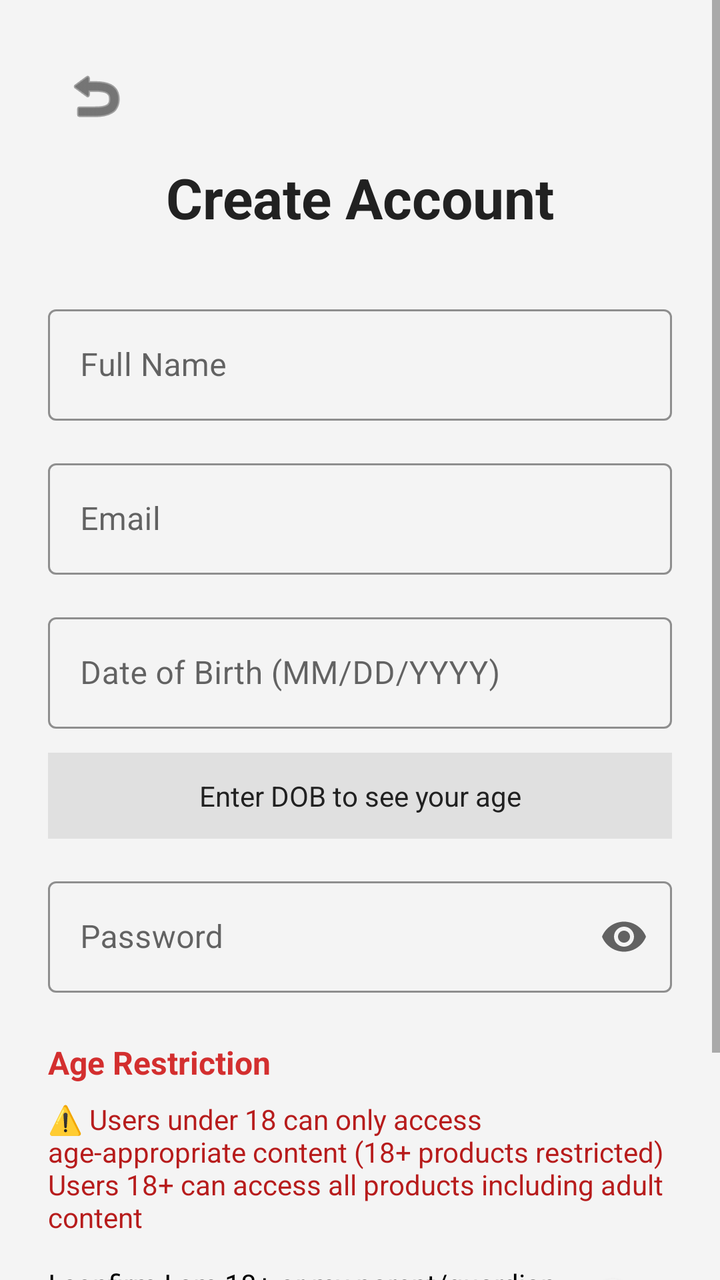
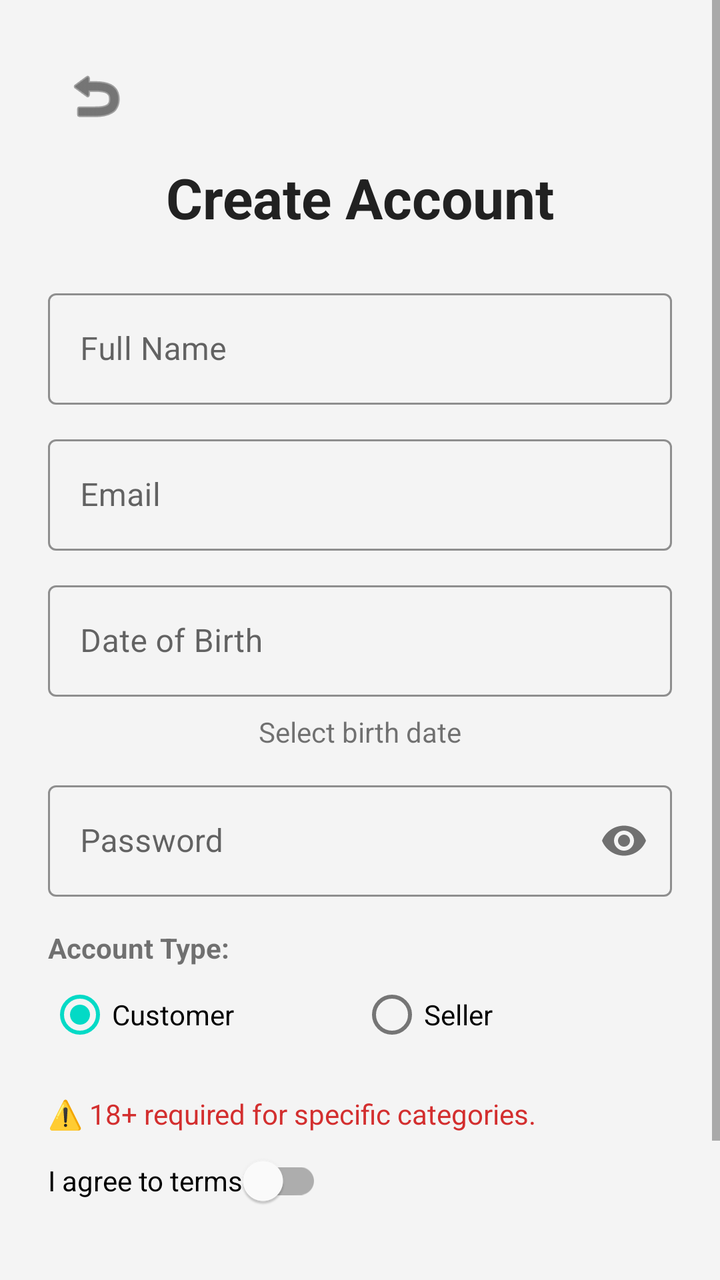

Two renders of the same Android screen: before a commit and after it. Below are the layout's source before the change and the commit's diff.
<!-- AndroidManifest.xml: application theme Theme.MaterialComponents.DayNight.NoActionBar -->
<!-- res/layout/signup.xml -->
<?xml version="1.0" encoding="utf-8"?>
<ScrollView xmlns:android="http://schemas.android.com/apk/res/android"
    xmlns:app="http://schemas.android.com/apk/res-auto"
    android:layout_width="match_parent"
    android:layout_height="match_parent"
    android:fillViewport="true"
    android:background="#F4F4F4">

    <androidx.constraintlayout.widget.ConstraintLayout
        android:layout_width="match_parent"
        android:layout_height="wrap_content"
        android:padding="24dp">

        <ImageButton
            android:id="@+id/btnBack"
            android:layout_width="48dp"
            android:layout_height="48dp"
            android:background="?attr/selectableItemBackgroundBorderless"
            android:contentDescription="Back"
            android:src="@android:drawable/ic_menu_revert"
            app:tint="#212121"
            app:layout_constraintStart_toStartOf="parent"
            app:layout_constraintTop_toTopOf="parent" />

        <TextView
            android:id="@+id/tvTitle"
            android:layout_width="wrap_content"
            android:layout_height="wrap_content"
            android:layout_marginTop="8dp"
            android:text="Create Account"
            android:textColor="#212121"
            android:textSize="28sp"
            android:textStyle="bold"
            app:layout_constraintEnd_toEndOf="parent"
            app:layout_constraintStart_toStartOf="parent"
            app:layout_constraintTop_toBottomOf="@id/btnBack" />

        <com.google.android.material.textfield.TextInputLayout
            android:id="@+id/tilName"
            style="@style/Widget.MaterialComponents.TextInputLayout.OutlinedBox"
            android:layout_width="0dp"
            android:layout_height="wrap_content"
            android:layout_marginTop="32dp"
            app:boxStrokeColor="#FF6900"
            app:hintTextColor="#FF6900"
            app:layout_constraintEnd_toEndOf="parent"
            app:layout_constraintStart_toStartOf="parent"
            app:layout_constraintTop_toBottomOf="@id/tvTitle">

            <com.google.android.material.textfield.TextInputEditText
                android:id="@+id/etName"
                android:layout_width="match_parent"
                android:layout_height="wrap_content"
                android:hint="Full Name"
                android:inputType="textPersonName" />
        </com.google.android.material.textfield.TextInputLayout>

        <com.google.android.material.textfield.TextInputLayout
            android:id="@+id/tilEmail"
            style="@style/Widget.MaterialComponents.TextInputLayout.OutlinedBox"
            android:layout_width="0dp"
            android:layout_height="wrap_content"
            android:layout_marginTop="16dp"
            app:boxStrokeColor="#FF6900"
            app:hintTextColor="#FF6900"
            app:layout_constraintEnd_toEndOf="parent"
            app:layout_constraintStart_toStartOf="parent"
            app:layout_constraintTop_toBottomOf="@id/tilName">

            <com.google.android.material.textfield.TextInputEditText
                android:id="@+id/etEmail"
                android:layout_width="match_parent"
                android:layout_height="wrap_content"
                android:hint="Email"
                android:inputType="textEmailAddress" />
        </com.google.android.material.textfield.TextInputLayout>

        <com.google.android.material.textfield.TextInputLayout
            android:id="@+id/tilDOB"
            style="@style/Widget.MaterialComponents.TextInputLayout.OutlinedBox"
            android:layout_width="0dp"
            android:layout_height="wrap_content"
            android:layout_marginTop="16dp"
            app:boxStrokeColor="#FF6900"
            app:endIconMode="clear_text"
            app:hintTextColor="#FF6900"
            app:layout_constraintEnd_toEndOf="parent"
            app:layout_constraintStart_toStartOf="parent"
            app:layout_constraintTop_toBottomOf="@id/tilEmail">

            <com.google.android.material.textfield.TextInputEditText
                android:id="@+id/etDOB"
                android:layout_width="match_parent"
                android:layout_height="wrap_content"
                android:hint="Date of Birth (MM/DD/YYYY)"
                android:inputType="date"
                android:maxLength="10" />
        </com.google.android.material.textfield.TextInputLayout>

        <TextView
            android:id="@+id/tvAge"
            android:layout_width="0dp"
            android:layout_height="wrap_content"
            android:layout_marginTop="12dp"
            android:background="#E0E0E0"
            android:gravity="center"
            android:padding="12dp"
            android:text="Enter DOB to see your age"
            android:textColor="#212121"
            app:layout_constraintEnd_toEndOf="parent"
            app:layout_constraintStart_toStartOf="parent"
            app:layout_constraintTop_toBottomOf="@id/tilDOB" />

        <com.google.android.material.textfield.TextInputLayout
            android:id="@+id/tilPassword"
            style="@style/Widget.MaterialComponents.TextInputLayout.OutlinedBox"
            android:layout_width="0dp"
            android:layout_height="wrap_content"
            android:layout_marginTop="16dp"
            app:boxStrokeColor="#FF6900"
            app:endIconMode="password_toggle"
            app:hintTextColor="#FF6900"
            app:layout_constraintEnd_toEndOf="parent"
            app:layout_constraintStart_toStartOf="parent"
            app:layout_constraintTop_toBottomOf="@id/tvAge">

            <com.google.android.material.textfield.TextInputEditText
                android:id="@+id/etPassword"
                android:layout_width="match_parent"
                android:layout_height="wrap_content"
                android:hint="Password"
                android:inputType="textPassword" />
        </com.google.android.material.textfield.TextInputLayout>

        
        <TextView
            android:id="@+id/tvAgeRestrictionTitle"
            android:layout_width="0dp"
            android:layout_height="wrap_content"
            android:layout_marginTop="24dp"
            android:text="Age Restriction"
            android:textColor="#D32F2F"
            android:textSize="16sp"
            android:textStyle="bold"
            app:layout_constraintEnd_toEndOf="parent"
            app:layout_constraintStart_toStartOf="parent"
            app:layout_constraintTop_toBottomOf="@id/tilPassword" />

        <TextView
            android:id="@+id/tvAgeRestriction"
            android:layout_width="0dp"
            android:layout_height="wrap_content"
            android:layout_marginTop="8dp"
            android:layout_marginBottom="16dp"
            android:text="⚠️ Users under 18 can only access age-appropriate content (18+ products restricted)\nUsers 18+ can access all products including adult content"
            android:textColor="#B71C1C"
            android:textSize="14sp"
            app:layout_constraintEnd_toEndOf="parent"
            app:layout_constraintStart_toStartOf="parent"
            app:layout_constraintTop_toBottomOf="@id/tvAgeRestrictionTitle" />

        <com.google.android.material.switchmaterial.SwitchMaterial
            android:id="@+id/switchAgeConfirmation"
            android:layout_width="wrap_content"
            android:layout_height="wrap_content"
            android:layout_marginTop="8dp"
            android:text="I confirm I am 18+ or my parent/guardian approves"
            android:textSize="14sp"
            app:layout_constraintEnd_toEndOf="parent"
            app:layout_constraintStart_toStartOf="parent"
            app:layout_constraintTop_toBottomOf="@id/tvAgeRestriction" />

        <com.google.android.material.button.MaterialButton
            android:id="@+id/btnRegister"
            android:layout_width="0dp"
            android:layout_height="56dp"
            android:layout_marginTop="24dp"
            android:text="CREATE ACCOUNT"
            android:textSize="16sp"
            android:textStyle="bold"
            app:backgroundTint="#FF6900"
            app:cornerRadius="8dp"
            app:layout_constraintEnd_toEndOf="parent"
            app:layout_constraintStart_toStartOf="parent"
            app:layout_constraintTop_toBottomOf="@id/switchAgeConfirmation" />

    </androidx.constraintlayout.widget.ConstraintLayout>
</ScrollView>
<!-- resources referenced by this layout -->
<resources>

</resources>

<!-- the commit's change to res/layout/signup.xml (unified diff, before → after) -->
@@ -16,7 +16,6 @@
             android:layout_width="48dp"
             android:layout_height="48dp"
             android:background="?attr/selectableItemBackgroundBorderless"
-            android:contentDescription="Back"
             android:src="@android:drawable/ic_menu_revert"
             app:tint="#212121"
             app:layout_constraintStart_toStartOf="parent"
@@ -35,24 +34,22 @@
             app:layout_constraintStart_toStartOf="parent"
             app:layout_constraintTop_toBottomOf="@id/btnBack" />
 
+        
         <com.google.android.material.textfield.TextInputLayout
             android:id="@+id/tilName"
             style="@style/Widget.MaterialComponents.TextInputLayout.OutlinedBox"
             android:layout_width="0dp"
             android:layout_height="wrap_content"
-            android:layout_marginTop="32dp"
+            android:layout_marginTop="24dp"
             app:boxStrokeColor="#FF6900"
-            app:hintTextColor="#FF6900"
             app:layout_constraintEnd_toEndOf="parent"
             app:layout_constraintStart_toStartOf="parent"
             app:layout_constraintTop_toBottomOf="@id/tvTitle">
-
             <com.google.android.material.textfield.TextInputEditText
                 android:id="@+id/etName"
                 android:layout_width="match_parent"
                 android:layout_height="wrap_content"
-                android:hint="Full Name"
-                android:inputType="textPersonName" />
+                android:hint="Full Name" />
         </com.google.android.material.textfield.TextInputLayout>
 
         <com.google.android.material.textfield.TextInputLayout
@@ -60,19 +57,16 @@
             style="@style/Widget.MaterialComponents.TextInputLayout.OutlinedBox"
             android:layout_width="0dp"
             android:layout_height="wrap_content"
-            android:layout_marginTop="16dp"
+            android:layout_marginTop="12dp"
             app:boxStrokeColor="#FF6900"
-            app:hintTextColor="#FF6900"
             app:layout_constraintEnd_toEndOf="parent"
             app:layout_constraintStart_toStartOf="parent"
             app:layout_constraintTop_toBottomOf="@id/tilName">
-
             <com.google.android.material.textfield.TextInputEditText
                 android:id="@+id/etEmail"
                 android:layout_width="match_parent"
                 android:layout_height="wrap_content"
-                android:hint="Email"
-                android:inputType="textEmailAddress" />
+                android:hint="Email" />
         </com.google.android.material.textfield.TextInputLayout>
 
         <com.google.android.material.textfield.TextInputLayout
@@ -80,50 +74,41 @@
             style="@style/Widget.MaterialComponents.TextInputLayout.OutlinedBox"
             android:layout_width="0dp"
             android:layout_height="wrap_content"
-            android:layout_marginTop="16dp"
+            android:layout_marginTop="12dp"
             app:boxStrokeColor="#FF6900"
-            app:endIconMode="clear_text"
-            app:hintTextColor="#FF6900"
             app:layout_constraintEnd_toEndOf="parent"
             app:layout_constraintStart_toStartOf="parent"
             app:layout_constraintTop_toBottomOf="@id/tilEmail">
-
             <com.google.android.material.textfield.TextInputEditText
                 android:id="@+id/etDOB"
                 android:layout_width="match_parent"
                 android:layout_height="wrap_content"
-                android:hint="Date of Birth (MM/DD/YYYY)"
-                android:inputType="date"
-                android:maxLength="10" />
+                android:hint="Date of Birth"
+                android:focusable="false" />
         </com.google.android.material.textfield.TextInputLayout>
 
         <TextView
             android:id="@+id/tvAge"
             android:layout_width="0dp"
             android:layout_height="wrap_content"
-            android:layout_marginTop="12dp"
-            android:background="#E0E0E0"
+            android:layout_marginTop="8dp"
             android:gravity="center"
-            android:padding="12dp"
-            android:text="Enter DOB to see your age"
-            android:textColor="#212121"
-            app:layout_constraintEnd_toEndOf="parent"
+            android:text="Select birth date"
+            app:layout_constraintTop_toBottomOf="@id/tilDOB"
             app:layout_constraintStart_toStartOf="parent"
-            app:layout_constraintTop_toBottomOf="@id/tilDOB" />
+            app:layout_constraintEnd_toEndOf="parent" />
 
         <com.google.android.material.textfield.TextInputLayout
             android:id="@+id/tilPassword"
             style="@style/Widget.MaterialComponents.TextInputLayout.OutlinedBox"
             android:layout_width="0dp"
             android:layout_height="wrap_content"
-            android:layout_marginTop="16dp"
+            android:layout_marginTop="12dp"
             app:boxStrokeColor="#FF6900"
-            app:endIconMode="password_toggle"
-            app:hintTextColor="#FF6900"
+            app:passwordToggleEnabled="true"
             app:layout_constraintEnd_toEndOf="parent"
             app:layout_constraintStart_toStartOf="parent"
             app:layout_constraintTop_toBottomOf="@id/tvAge">
-
             <com.google.android.material.textfield.TextInputEditText
                 android:id="@+id/etPassword"
                 android:layout_width="match_parent"
@@ -134,54 +119,65 @@
 
         
         <TextView
-            android:id="@+id/tvAgeRestrictionTitle"
-            android:layout_width="0dp"
+            android:id="@+id/tvAccountLabel"
+            android:layout_width="wrap_content"
             android:layout_height="wrap_content"
-            android:layout_marginTop="24dp"
-            android:text="Age Restriction"
-            android:textColor="#D32F2F"
-            android:textSize="16sp"
+            android:layout_marginTop="16dp"
+            android:text="Account Type:"
             android:textStyle="bold"
-            app:layout_constraintEnd_toEndOf="parent"
-            app:layout_constraintStart_toStartOf="parent"
-            app:layout_constraintTop_toBottomOf="@id/tilPassword" />
+            app:layout_constraintTop_toBottomOf="@id/tilPassword"
+            app:layout_constraintStart_toStartOf="parent" />
 
+        <RadioGroup
+            android:id="@+id/rgAccountType"
+            android:layout_width="match_parent"
+            android:layout_height="wrap_content"
+            android:orientation="horizontal"
+            app:layout_constraintTop_toBottomOf="@id/tvAccountLabel">
+
+            <RadioButton
+                android:id="@+id/rbCustomer"
+                android:layout_width="0dp"
+                android:layout_weight="1"
+                android:layout_height="wrap_content"
+                android:text="Customer"
+                android:checked="true" />
+
+            <RadioButton
+                android:id="@+id/rbSeller"
+                android:layout_width="0dp"
+                android:layout_weight="1"
+                android:layout_height="wrap_content"
+                android:text="Seller" />
+        </RadioGroup>
+
+        
         <TextView
             android:id="@+id/tvAgeRestriction"
             android:layout_width="0dp"
             android:layout_height="wrap_content"
-            android:layout_marginTop="8dp"
-            android:layout_marginBottom="16dp"
-            android:text="⚠️ Users under 18 can only access age-appropriate content (18+ products restricted)\nUsers 18+ can access all products including adult content"
-            android:textColor="#B71C1C"
-            android:textSize="14sp"
-            app:layout_constraintEnd_toEndOf="parent"
+            android:layout_marginTop="16dp"
+            android:text="⚠️ 18+ required for specific categories."
+            android:textColor="#D32F2F"
+            app:layout_constraintTop_toBottomOf="@id/rgAccountType"
             app:layout_constraintStart_toStartOf="parent"
-            app:layout_constraintTop_toBottomOf="@id/tvAgeRestrictionTitle" />
+            app:layout_constraintEnd_toEndOf="parent" />
 
         <com.google.android.material.switchmaterial.SwitchMaterial
             android:id="@+id/switchAgeConfirmation"
             android:layout_width="wrap_content"
             android:layout_height="wrap_content"
-            android:layout_marginTop="8dp"
-            android:text="I confirm I am 18+ or my parent/guardian approves"
-            android:textSize="14sp"
-            app:layout_constraintEnd_toEndOf="parent"
-            app:layout_constraintStart_toStartOf="parent"
-            app:layout_constraintTop_toBottomOf="@id/tvAgeRestriction" />
+            android:text="I agree to terms"
+            app:layout_constraintTop_toBottomOf="@id/tvAgeRestriction"
+            app:layout_constraintStart_toStartOf="parent" />
 
         <com.google.android.material.button.MaterialButton
             android:id="@+id/btnRegister"
-            android:layout_width="0dp"
+            android:layout_width="match_parent"
             android:layout_height="56dp"
             android:layout_marginTop="24dp"
             android:text="CREATE ACCOUNT"
-            android:textSize="16sp"
-            android:textStyle="bold"
             app:backgroundTint="#FF6900"
-            app:cornerRadius="8dp"
-            app:layout_constraintEnd_toEndOf="parent"
-            app:layout_constraintStart_toStartOf="parent"
             app:layout_constraintTop_toBottomOf="@id/switchAgeConfirmation" />
 
     </androidx.constraintlayout.widget.ConstraintLayout>
